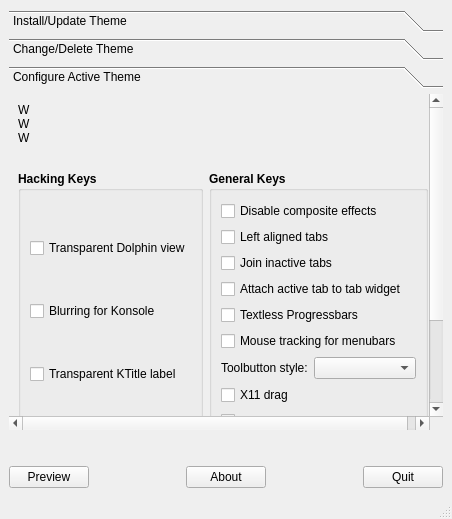
Old version of the form Kvantum/kvantummanager/kvantummanager.ui in the repository tsujan/Kvantum.
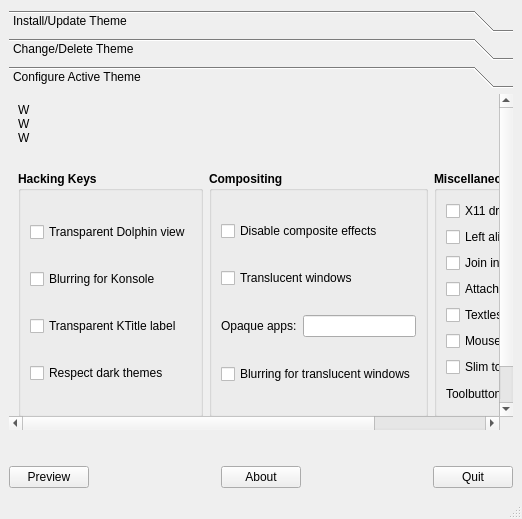
New version of the form. The open tabs and pages were chosen to show the change. Icons and pictures are not drawn.

Commit message: Added a key for slim toolbars. Changed the layout of Kvantum Manager's config page. Removed custom icons. Fixed the look of Konqueror's security icon.

```diff
--- a/Kvantum/kvantummanager/kvantummanager.ui
+++ b/Kvantum/kvantummanager/kvantummanager.ui
@@ -340,49 +340,14 @@
         <rect>
          <x>0</x>
          <y>0</y>
-         <width>447</width>
-         <height>360</height>
+         <width>675</width>
+         <height>298</height>
         </rect>
        </property>
        <attribute name="label">
         <string>Configure Active Theme</string>
        </attribute>
        <layout class="QGridLayout" name="gridLayout_4">
-        <item row="2" column="0" colspan="2">
-         <spacer name="verticalSpacer_8">
-          <property name="orientation">
-           <enum>Qt::Vertical</enum>
-          </property>
-          <property name="sizeType">
-           <enum>QSizePolicy::Fixed</enum>
-          </property>
-          <property name="sizeHint" stdset="0">
-           <size>
-            <width>20</width>
-            <height>20</height>
-           </size>
-          </property>
-         </spacer>
-        </item>
-        <item row="11" column="1" alignment="Qt::AlignRight">
-         <widget class="QPushButton" name="saveButton">
-          <property name="toolTip">
-           <string>Save this configuration
-(Ctrl+S)</string>
-          </property>
-          <property name="text">
-           <string>Save</string>
-          </property>
-          <property name="icon">
-           <iconset theme="document-save">
-            <normaloff/>
-           </iconset>
-          </property>
-          <property name="shortcut">
-           <string>Ctrl+S</string>
-          </property>
-         </widget>
-        </item>
         <item row="11" column="0" alignment="Qt::AlignLeft">
          <widget class="QPushButton" name="restoreButton">
           <property name="toolTip">
@@ -403,36 +368,7 @@
           </property>
          </widget>
         </item>
-        <item row="12" column="0" colspan="2">
-         <spacer name="verticalSpacer_9">
-          <property name="orientation">
-           <enum>Qt::Vertical</enum>
-          </property>
-          <property name="sizeHint" stdset="0">
-           <size>
-            <width>20</width>
-            <height>1</height>
-           </size>
-          </property>
-         </spacer>
-        </item>
-        <item row="9" column="0" colspan="2">
-         <spacer name="verticalSpacer_11">
-          <property name="orientation">
-           <enum>Qt::Vertical</enum>
-          </property>
-          <property name="sizeType">
-           <enum>QSizePolicy::Fixed</enum>
-          </property>
-          <property name="sizeHint" stdset="0">
-           <size>
-            <width>20</width>
-            <height>5</height>
-           </size>
-          </property>
-         </spacer>
-        </item>
-        <item row="0" column="0" colspan="2">
+        <item row="0" column="0" colspan="3">
          <widget class="QLabel" name="configLabel">
           <property name="text">
            <string>W&lt;br&gt;W&lt;br&gt;W</string>
@@ -445,21 +381,21 @@
           </property>
          </widget>
         </item>
-        <item row="3" column="1">
-         <widget class="QGroupBox" name="groupBox_2">
+        <item row="3" column="2">
+         <widget class="QGroupBox" name="groupBox_3">
           <property name="font">
            <font>
             <bold>true</bold>
            </font>
           </property>
           <property name="title">
-           <string>General Keys</string>
+           <string>Miscellaneous</string>
           </property>
           <layout class="QGridLayout" name="gridLayout_5">
            <property name="topMargin">
             <number>10</number>
            </property>
-           <item row="4" column="0" colspan="2">
+           <item row="5" column="0" colspan="2">
             <widget class="QCheckBox" name="checkBoxProgress">
              <property name="font">
               <font>
@@ -475,8 +411,8 @@
              </property>
             </widget>
            </item>
-           <item row="5" column="0" colspan="2">
-            <widget class="QCheckBox" name="checkBoxMenubar">
+           <item row="1" column="0" colspan="2">
+            <widget class="QCheckBox" name="checkBox5">
              <property name="font">
               <font>
                <bold>false</bold>
@@ -487,22 +423,7 @@
 for menubars by default.</string>
              </property>
              <property name="text">
-              <string>Mouse tracking for menubars</string>
-             </property>
-            </widget>
-           </item>
-           <item row="3" column="0" colspan="2">
-            <widget class="QCheckBox" name="checkBox7">
-             <property name="font">
-              <font>
-               <bold>false</bold>
-              </font>
-             </property>
-             <property name="toolTip">
-              <string>Active tab is detached by default.</string>
-             </property>
-             <property name="text">
-              <string>Attach active tab to tab widget</string>
+              <string>Left aligned tabs</string>
              </property>
             </widget>
            </item>
@@ -521,8 +442,8 @@
              </property>
             </widget>
            </item>
-           <item row="0" column="0" colspan="2">
-            <widget class="QCheckBox" name="checkBox4">
+           <item row="4" column="0" colspan="2">
+            <widget class="QCheckBox" name="checkBox7">
              <property name="font">
               <font>
                <bold>false</bold>
@@ -533,42 +454,11 @@
 will not have translucency or shadow.</string>
              </property>
              <property name="text">
-              <string>Disable composite effects</string>
+              <string>Attach active tab to tab widget</string>
              </property>
             </widget>
            </item>
-           <item row="8" column="0" colspan="2">
-            <widget class="QCheckBox" name="checkBox9">
-             <property name="font">
-              <font>
-               <bold>false</bold>
-              </font>
-             </property>
-             <property name="toolTip">
-              <string>Needs a translucent SVG background for windows.</string>
-             </property>
-             <property name="text">
-              <string>Translucent windows</string>
-             </property>
-            </widget>
-           </item>
-           <item row="9" column="0">
-            <widget class="QLabel" name="opaqueLabel">
-             <property name="font">
-              <font>
-               <bold>false</bold>
-              </font>
-             </property>
-             <property name="toolTip">
-              <string>A comma-separated list of executables
-whose windows should not be translucent.</string>
-             </property>
-             <property name="text">
-              <string>Opaque apps:</string>
-             </property>
-            </widget>
-           </item>
-           <item row="7" column="0" colspan="2">
+           <item row="0" column="0">
             <widget class="QCheckBox" name="checkBox8">
              <property name="font">
               <font>
@@ -584,7 +474,106 @@
              </property>
             </widget>
            </item>
-           <item row="9" column="1">
+           <item row="8" column="1">
+            <widget class="QComboBox" name="comboToolButton">
+             <property name="sizePolicy">
+              <sizepolicy hsizetype="Preferred" vsizetype="Fixed">
+               <horstretch>0</horstretch>
+               <verstretch>0</verstretch>
+              </sizepolicy>
+             </property>
+             <property name="font">
+              <font>
+               <bold>false</bold>
+              </font>
+             </property>
+             <property name="toolTip">
+              <string>Will have effect only if style
+is not set by the app itself.
+Default is Follow Style.</string>
+             </property>
+            </widget>
+           </item>
+           <item row="8" column="0">
+            <widget class="QLabel" name="label_2">
+             <property name="font">
+              <font>
+               <bold>false</bold>
+              </font>
+             </property>
+             <property name="toolTip">
+              <string>Will have effect only if style
+is not set by the app itself.
+Default is Follow Style.</string>
+             </property>
+             <property name="text">
+              <string>Toolbutton style:</string>
+             </property>
+            </widget>
+           </item>
+           <item row="6" column="0" colspan="2">
+            <widget class="QCheckBox" name="checkBoxMenubar">
+             <property name="font">
+              <font>
+               <bold>false</bold>
+              </font>
+             </property>
+             <property name="toolTip">
+              <string>Mouse tracking is enabled
+for menubars by default.</string>
+             </property>
+             <property name="text">
+              <string>Mouse tracking for menubars</string>
+             </property>
+            </widget>
+           </item>
+           <item row="7" column="0" colspan="2">
+            <widget class="QCheckBox" name="checkBoxToolbar">
+             <property name="font">
+              <font>
+               <bold>false</bold>
+              </font>
+             </property>
+             <property name="toolTip">
+              <string>Will forces a size of 16px on toolbar icons
+if their size is not set in the app.</string>
+             </property>
+             <property name="text">
+              <string>Slim toolbars</string>
+             </property>
+            </widget>
+           </item>
+          </layout>
+         </widget>
+        </item>
+        <item row="3" column="1">
+         <widget class="QGroupBox" name="groupBox_2">
+          <property name="font">
+           <font>
+            <bold>true</bold>
+           </font>
+          </property>
+          <property name="title">
+           <string>Compositing</string>
+          </property>
+          <layout class="QGridLayout" name="gridLayout_6">
+           <item row="2" column="0">
+            <widget class="QLabel" name="opaqueLabel">
+             <property name="font">
+              <font>
+               <bold>false</bold>
+              </font>
+             </property>
+             <property name="toolTip">
+              <string>A comma-separated list of executables
+whose windows should not be translucent.</string>
+             </property>
+             <property name="text">
+              <string>Opaque apps:</string>
+             </property>
+            </widget>
+           </item>
+           <item row="2" column="1">
             <widget class="QLineEdit" name="opaqueEdit">
              <property name="font">
               <font>
@@ -597,7 +586,38 @@
              </property>
             </widget>
            </item>
-           <item row="10" column="0" colspan="2">
+           <item row="1" column="0" colspan="2">
+            <widget class="QCheckBox" name="checkBox9">
+             <property name="font">
+              <font>
+               <bold>false</bold>
+              </font>
+             </property>
+             <property name="toolTip">
+              <string>Needs a translucent SVG background for windows.</string>
+             </property>
+             <property name="text">
+              <string>Translucent windows</string>
+             </property>
+            </widget>
+           </item>
+           <item row="0" column="0" colspan="2">
+            <widget class="QCheckBox" name="checkBox4">
+             <property name="font">
+              <font>
+               <bold>false</bold>
+              </font>
+             </property>
+             <property name="toolTip">
+              <string>If checked, menus, tooltips and windows
+will not have translucency or shadow.</string>
+             </property>
+             <property name="text">
+              <string>Disable composite effects</string>
+             </property>
+            </widget>
+           </item>
+           <item row="3" column="0" colspan="2">
             <widget class="QCheckBox" name="checkBox10">
              <property name="font">
               <font>
@@ -613,52 +633,6 @@
              </property>
             </widget>
            </item>
-           <item row="1" column="0" colspan="2">
-            <widget class="QCheckBox" name="checkBox5">
-             <property name="font">
-              <font>
-               <bold>false</bold>
-              </font>
-             </property>
-             <property name="toolTip">
-              <string>Tabs are centered by default.</string>
-             </property>
-             <property name="text">
-              <string>Left aligned tabs</string>
-             </property>
-            </widget>
-           </item>
-           <item row="6" column="1">
-            <widget class="QComboBox" name="comboToolButton">
-             <property name="font">
-              <font>
-               <bold>false</bold>
-              </font>
-             </property>
-             <property name="toolTip">
-              <string>Will have effect only if style
-is not set by the app itself.
-Default is Follow Style.</string>
-             </property>
-            </widget>
-           </item>
-           <item row="6" column="0">
-            <widget class="QLabel" name="label_2">
-             <property name="font">
-              <font>
-               <bold>false</bold>
-              </font>
-             </property>
-             <property name="toolTip">
-              <string>Will have effect only if style
-is not set by the app itself.
-Default is Follow Style.</string>
-             </property>
-             <property name="text">
-              <string>Toolbutton style:</string>
-             </property>
-            </widget>
-           </item>
           </layout>
          </widget>
         </item>
@@ -757,6 +731,70 @@
           </layout>
          </widget>
         </item>
+        <item row="9" column="0" colspan="3">
+         <spacer name="verticalSpacer_11">
+          <property name="orientation">
+           <enum>Qt::Vertical</enum>
+          </property>
+          <property name="sizeType">
+           <enum>QSizePolicy::Fixed</enum>
+          </property>
+          <property name="sizeHint" stdset="0">
+           <size>
+            <width>20</width>
+            <height>5</height>
+           </size>
+          </property>
+         </spacer>
+        </item>
+        <item row="11" column="2" alignment="Qt::AlignRight">
+         <widget class="QPushButton" name="saveButton">
+          <property name="toolTip">
+           <string>Save this configuration
+(Ctrl+S)</string>
+          </property>
+          <property name="text">
+           <string>Save</string>
+          </property>
+          <property name="icon">
+           <iconset theme="document-save">
+            <normaloff/>
+           </iconset>
+          </property>
+          <property name="shortcut">
+           <string>Ctrl+S</string>
+          </property>
+         </widget>
+        </item>
+        <item row="2" column="0" colspan="3">
+         <spacer name="verticalSpacer_8">
+          <property name="orientation">
+           <enum>Qt::Vertical</enum>
+          </property>
+          <property name="sizeType">
+           <enum>QSizePolicy::Fixed</enum>
+          </property>
+          <property name="sizeHint" stdset="0">
+           <size>
+            <width>20</width>
+            <height>20</height>
+           </size>
+          </property>
+         </spacer>
+        </item>
+        <item row="12" column="0" colspan="3">
+         <spacer name="verticalSpacer_9">
+          <property name="orientation">
+           <enum>Qt::Vertical</enum>
+          </property>
+          <property name="sizeHint" stdset="0">
+           <size>
+            <width>20</width>
+            <height>1</height>
+           </size>
+          </property>
+         </spacer>
+        </item>
        </layout>
       </widget>
      </widget>
```
Left out of the diff: 354 changed lines with no effect on the pictures. The commit also changes 7 other files.
